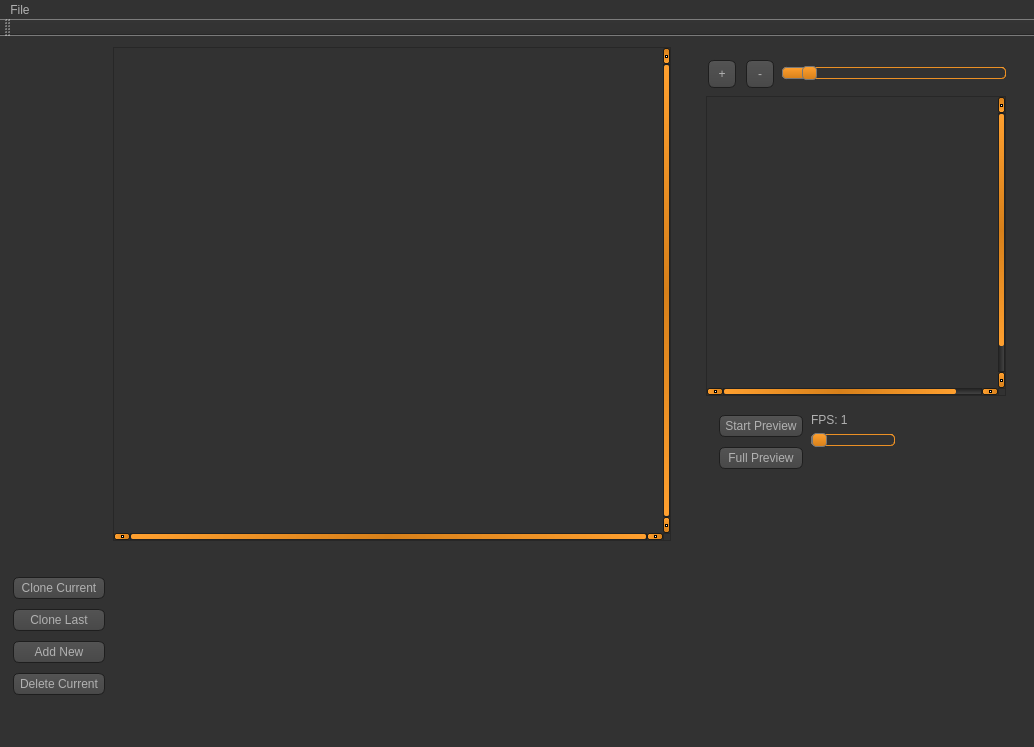
Above: mainwindow.ui from jacobthebrown/Jotoshop before the change. Below: the same form after it.
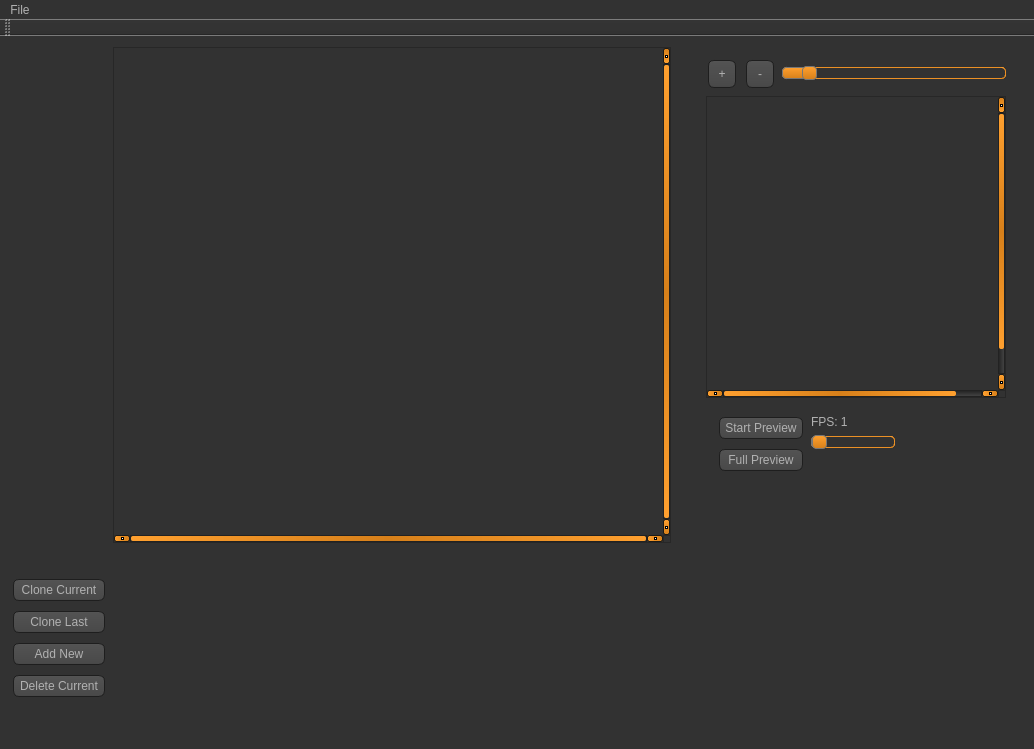
That is the form after the change. Icons and pictures are not drawn. Custom widgets are drawn as their Qt base class.

Commit message: I died so ya'll could live.

The edit to the form file:
```diff
--- a/mainwindow.ui
+++ b/mainwindow.ui
@@ -7,7 +7,7 @@
     <x>0</x>
     <y>0</y>
     <width>1034</width>
-    <height>699</height>
+    <height>749</height>
    </rect>
   </property>
   <property name="mouseTracking">
@@ -1076,7 +1076,7 @@
              <x>0</x>
              <y>0</y>
              <width>321</width>
-             <height>431</height>
+             <height>481</height>
             </rect>
            </property>
            <property name="sizePolicy">
```
Left out of the diff: 5 changed lines with no effect on the pictures. The commit also changes 2 other files.
